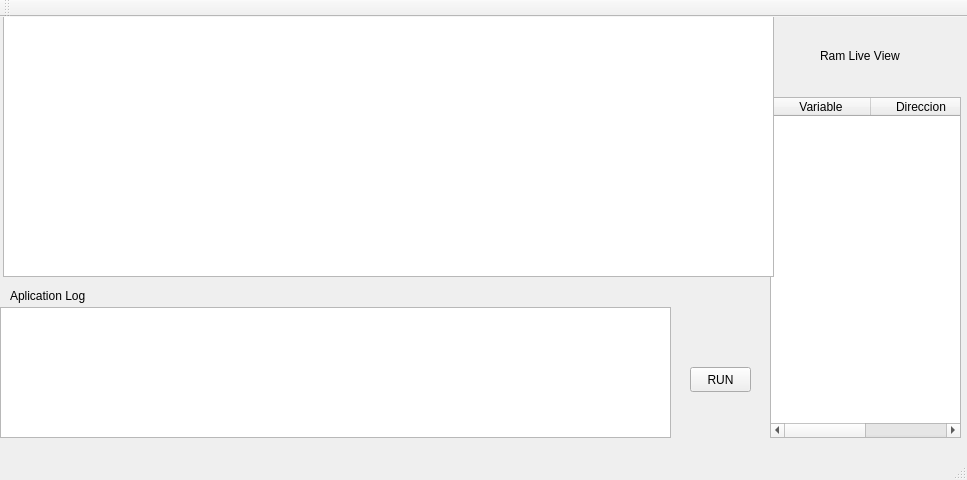
Qt form C_IDE/c_ide.ui (fmurillom/C-) before a commit.
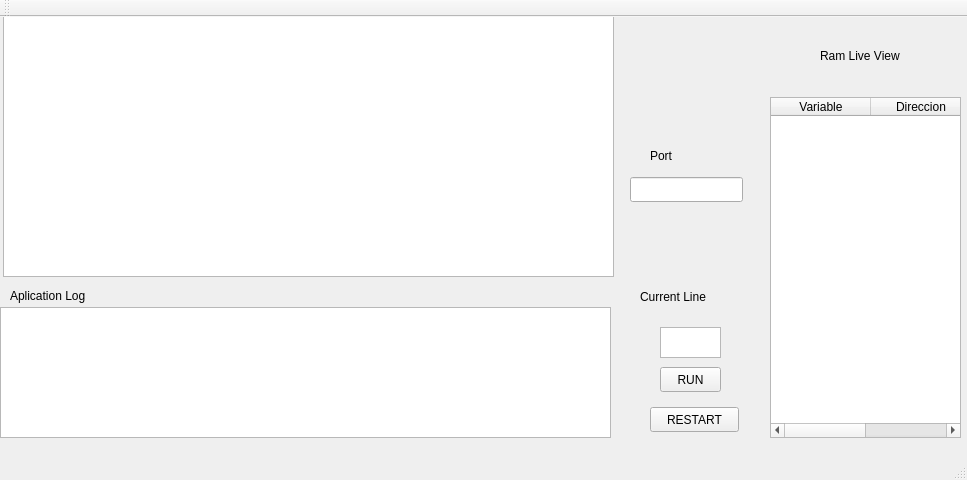
The same form after that commit.

What changed in the file:
```diff
--- a/C_IDE/c_ide.ui
+++ b/C_IDE/c_ide.ui
@@ -34,19 +34,6 @@
      </property>
     </column>
    </widget>
-   <widget class="QPushButton" name="pushButton">
-    <property name="geometry">
-     <rect>
-      <x>690</x>
-      <y>350</y>
-      <width>61</width>
-      <height>25</height>
-     </rect>
-    </property>
-    <property name="text">
-     <string>RUN</string>
-    </property>
-   </widget>
    <widget class="QLabel" name="label">
     <property name="geometry">
      <rect>
@@ -65,7 +52,7 @@
      <rect>
       <x>3</x>
       <y>-1</y>
-      <width>771</width>
+      <width>611</width>
       <height>261</height>
      </rect>
     </property>
@@ -75,7 +62,7 @@
      <rect>
       <x>0</x>
       <y>290</y>
-      <width>671</width>
+      <width>611</width>
       <height>131</height>
      </rect>
     </property>
@@ -93,6 +80,78 @@
      <string>Aplication Log</string>
     </property>
    </widget>
+   <widget class="QPushButton" name="pushButton_2">
+    <property name="geometry">
+     <rect>
+      <x>650</x>
+      <y>390</y>
+      <width>89</width>
+      <height>25</height>
+     </rect>
+    </property>
+    <property name="text">
+     <string>RESTART</string>
+    </property>
+   </widget>
+   <widget class="QTextBrowser" name="textBrowser_2">
+    <property name="geometry">
+     <rect>
+      <x>660</x>
+      <y>310</y>
+      <width>61</width>
+      <height>31</height>
+     </rect>
+    </property>
+   </widget>
+   <widget class="QLabel" name="label_3">
+    <property name="geometry">
+     <rect>
+      <x>640</x>
+      <y>270</y>
+      <width>91</width>
+      <height>20</height>
+     </rect>
+    </property>
+    <property name="text">
+     <string>Current Line</string>
+    </property>
+   </widget>
+   <widget class="QLineEdit" name="lineEdit">
+    <property name="geometry">
+     <rect>
+      <x>630</x>
+      <y>160</y>
+      <width>113</width>
+      <height>25</height>
+     </rect>
+    </property>
+   </widget>
+   <widget class="QLabel" name="label_4">
+    <property name="geometry">
+     <rect>
+      <x>650</x>
+      <y>130</y>
+      <width>67</width>
+      <height>17</height>
+     </rect>
+    </property>
+    <property name="text">
+     <string>Port</string>
+    </property>
+   </widget>
+   <widget class="QPushButton" name="pushButton">
+    <property name="geometry">
+     <rect>
+      <x>660</x>
+      <y>350</y>
+      <width>61</width>
+      <height>25</height>
+     </rect>
+    </property>
+    <property name="text">
+     <string>RUN</string>
+    </property>
+   </widget>
   </widget>
   <widget class="QMenuBar" name="menuBar">
    <property name="geometry">
```
Left out of the diff: 21 changed lines with no effect on the pictures.
